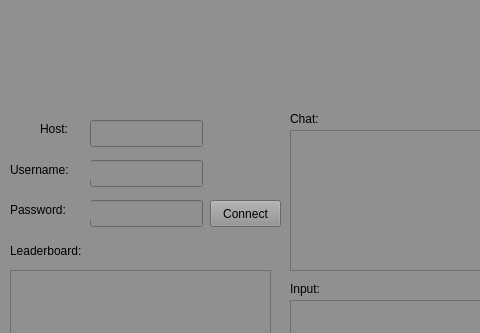
Above: awesumeclient.ui from Carragher/awesum-o before the change; both pictures show x 0 to 480 and y 0 to 333 of the 686 by 418 pixel window. Below: the same form after it.
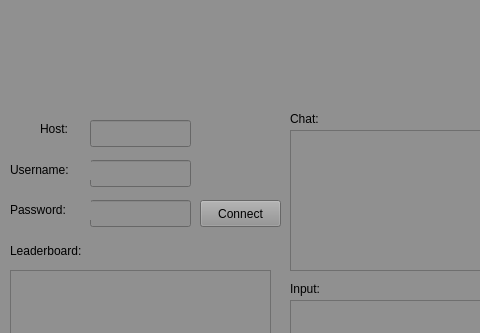
That is the form after the change. Icons and pictures are not drawn.

Commit message: Did some server and client tweaks

What changed in the file:
```diff
--- a/awesumeclient.ui
+++ b/awesumeclient.ui
@@ -14,7 +14,7 @@
    <string>Awesum Talker</string>
   </property>
   <property name="autoFillBackground">
-   <bool>true</bool>
+   <bool>false</bool>
   </property>
   <property name="styleSheet">
    <string notr="true">background-color:rgb(144, 144, 144)</string>
@@ -24,7 +24,7 @@
     <rect>
      <x>90</x>
      <y>120</y>
-     <width>113</width>
+     <width>101</width>
      <height>27</height>
     </rect>
    </property>
@@ -37,7 +37,7 @@
     <rect>
      <x>90</x>
      <y>160</y>
-     <width>113</width>
+     <width>101</width>
      <height>27</height>
     </rect>
    </property>
@@ -47,7 +47,7 @@
     <rect>
      <x>90</x>
      <y>200</y>
-     <width>113</width>
+     <width>101</width>
      <height>27</height>
     </rect>
    </property>
@@ -177,9 +177,9 @@
   <widget class="QPushButton" name="btnConnect">
    <property name="geometry">
     <rect>
-     <x>210</x>
+     <x>200</x>
      <y>200</y>
-     <width>71</width>
+     <width>81</width>
      <height>27</height>
     </rect>
    </property>
```
The commit also changes 2 other files.
